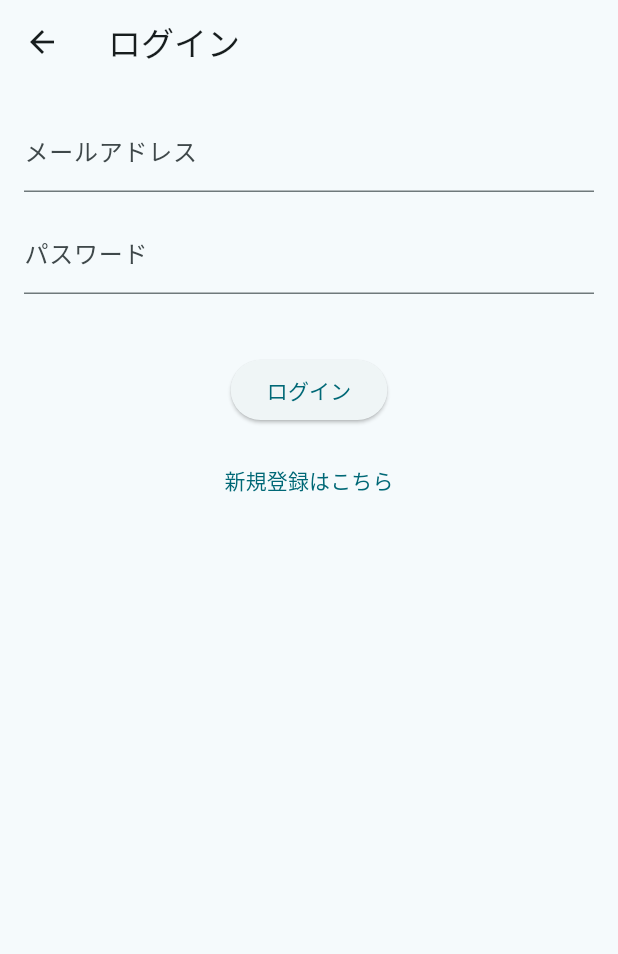
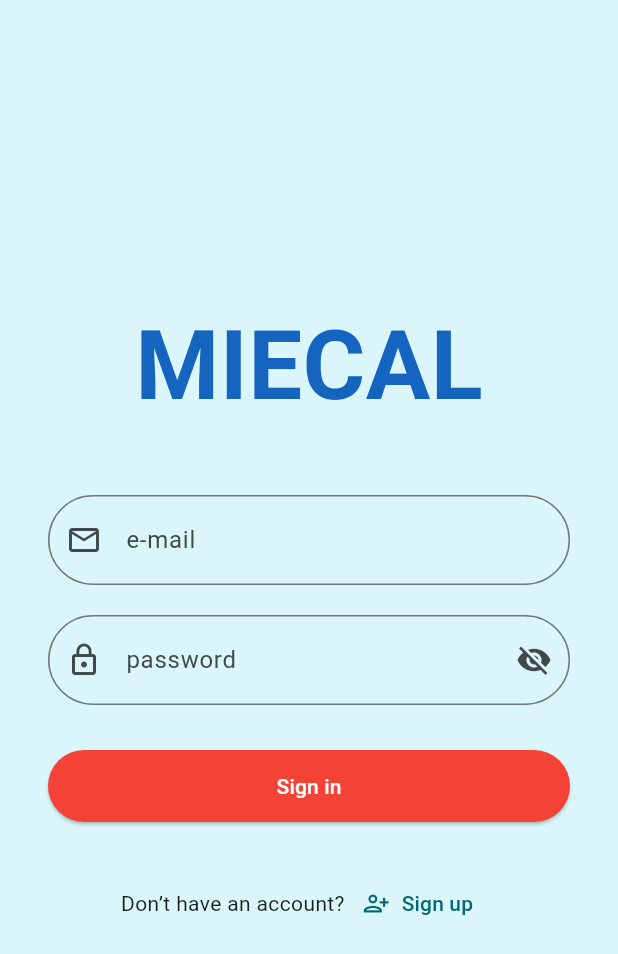
Before and after one commit to HiromuYamana/MIECAL, a Flutter app: the LoginScreen screen opened by its route, on a phone screen of 412 x 824 dp. Shown: the top 954 px of the screen. Run offline on Flutter 3.47's test engine with Material 3 defaults, Android fonts, the phone set to English and light mode, and no system bars; our stand-ins replace cloud_firestore, firebase_auth, firebase_core, qr_flutter, table_calendar; missing offline and left inert: dart:html; accounts and stored records are empty.

Commit message:
ログイン画面のUIアップデート

```diff
--- a/lib/login_page.dart
+++ b/lib/login_page.dart
@@ -21,6 +21,8 @@ class _LoginScreenState extends State<LoginScreen> {
 
   String errorMessage = '';
   bool isLoading = false;
+
+  bool _obscurePassword = true;
 
   Future<void> signIn() async {
     setState(() {
@@ -124,39 +126,139 @@ class _LoginScreenState extends State<LoginScreen> {
   @override
     Widget build(BuildContext context) {
       return Scaffold(
-      appBar: AppBar(title: const Text('ログイン')),
-      body: Padding(
-        padding: const EdgeInsets.all(16.0),
+        backgroundColor: const Color.fromARGB(255, 218, 246, 250), // 薄いブルー系背景
+        body: Center(
+          child: SingleChildScrollView(
+            padding: const EdgeInsets.symmetric(horizontal: 32),
             child: Column(
+              mainAxisAlignment: MainAxisAlignment.center,
               children: [
+                const Text(
+                  'MIECAL',
+                  style: TextStyle(
+                    fontSize: 64,
+                    fontWeight: FontWeight.bold,
+                    color: Color(0xFF1565C0), // 濃い青
+                  ),
+                ),
+                const SizedBox(height: 40),
+
+                // メール
                 TextField(
                   controller: emailController,
-              decoration: const InputDecoration(labelText: 'メールアドレス'),
-              keyboardType: TextInputType.emailAddress,
+                  decoration: InputDecoration(
+                    hintText: 'e-mail',
+                    prefixIcon: const Icon(Icons.email_outlined),
+                    contentPadding: const EdgeInsets.symmetric(vertical: 18),
+                    border: OutlineInputBorder(
+                      borderRadius: BorderRadius.circular(30),
                     ),
-            const SizedBox(height: 12),
+                  ),
+                ),
+                const SizedBox(height: 20),
+
+                // パスワード
                 TextField(
                   controller: passwordController,
-              decoration: const InputDecoration(labelText: 'パスワード'),
-              obscureText: true,
+                  obscureText: _obscurePassword,
+                  decoration: InputDecoration(
+                    hintText: 'password',
+                    prefixIcon: const Icon(Icons.lock_outline),
+                    suffixIcon: IconButton(
+                      icon: Icon(
+                        _obscurePassword
+                            ? Icons.visibility_off
+                            : Icons.visibility,
                       ),
-            const SizedBox(height: 20),
-            if (errorMessage.isNotEmpty)
-              Text(errorMessage, style: const TextStyle(color: Colors.red)),
-            const SizedBox(height: 20),
-            isLoading
-                ? const CircularProgressIndicator()
-                : ElevatedButton(onPressed: signIn, child: const Text('ログイン')),
-            const SizedBox(height: 12),
-            TextButton(
                       onPressed: () {
-                Navigator.pushNamed(context, '/RegisterPage'); // 新規登録ページへの遷移
+                        setState(() {
+                          _obscurePassword = !_obscurePassword;
+                        });
                       },
-              child: const Text('新規登録はこちら'),
+                    ),
+                    contentPadding: const EdgeInsets.symmetric(vertical: 18),
+                    border: OutlineInputBorder(
+                      borderRadius: BorderRadius.circular(30),
+                    ),
+                  ),
+                ),
+                const SizedBox(height: 30),
+
+                // ログインボタン
+                SizedBox(
+                  width: double.infinity,
+                  child: ElevatedButton(
+                    onPressed: isLoading ? null : signIn,
+                    style: ElevatedButton.styleFrom(
+                      backgroundColor: const Color(0xFFF44336), // 赤系ボタン
+                      foregroundColor: Colors.white,
+                      shape: RoundedRectangleBorder(
+                        borderRadius: BorderRadius.circular(30),
+                      ),
+                      padding: const EdgeInsets.symmetric(vertical: 14),
+                    ),
+                    child: const Text('Sign in'),
+                  ),
+                ),
+                const SizedBox(height: 30),
+
+                // サインアップ誘導
+                Row(
+                  mainAxisAlignment: MainAxisAlignment.center,
+                  children: [
+                    const Text("Don’t have an account?"),
+                    TextButton.icon(
+                      onPressed: () {
+                        Navigator.pushNamed(context, '/RegisterPage');
+                      },
+                      icon: const Icon(Icons.person_add_alt_1_outlined),
+                      label: const Text('Sign up'),
                     ),
                   ],
+                ),
+              ],
+            ),
           ),
         ),
       );
     }
   }
+//   @override
+//   Widget build(BuildContext context) {
+//     return Scaffold(
+//       appBar: AppBar(title: const Text('ログイン')),
+//       body: Padding(
+//         padding: const EdgeInsets.all(16.0),
+//         child: Column(
+//           children: [
+//             TextField(
+//               controller: emailController,
+//               decoration: const InputDecoration(labelText: 'メールアドレス'),
+//               keyboardType: TextInputType.emailAddress,
+//             ),
+//             const SizedBox(height: 12),
+//             TextField(
+//               controller: passwordController,
+//               decoration: const InputDecoration(labelText: 'パスワード'),
+//               obscureText: true,
+//             ),
+//             const SizedBox(height: 20),
+//             if (errorMessage.isNotEmpty)
+//               Text(errorMessage, style: const TextStyle(color: Colors.red)),
+//             const SizedBox(height: 20),
+//             isLoading
+//                 ? const CircularProgressIndicator()
+//                 : ElevatedButton(onPressed: signIn, child: const Text('ログイン')),
+//             const SizedBox(height: 12),
+//             TextButton(
+//               onPressed: () {
+//                 Navigator.pushNamed(context, '/RegisterPage'); // 新規登録ページへの遷移
+//               },
+//               child: const Text('新規登録はこちら'),
+//             ),
+//           ],
+//         ),
+//       ),
+//     );
+//   }
+// }
```
Lines whose indentation alone changed are shown as unchanged.
